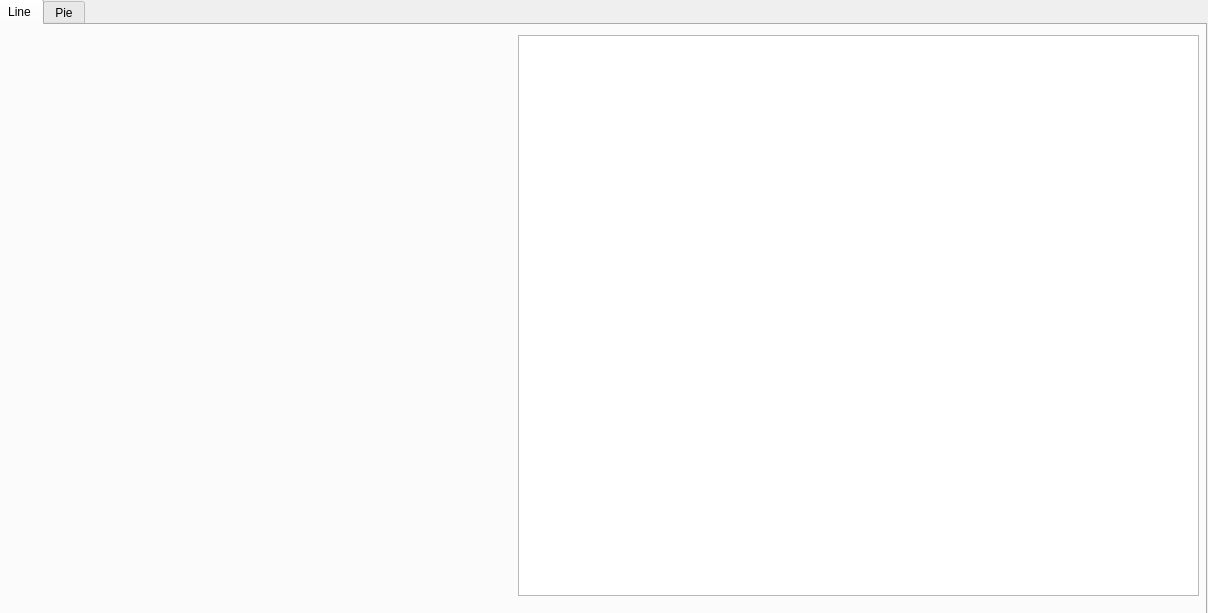
First picture: the form in data_interface.ui, repository Ckkk112138/Multimedia-Analytics, before the edit.
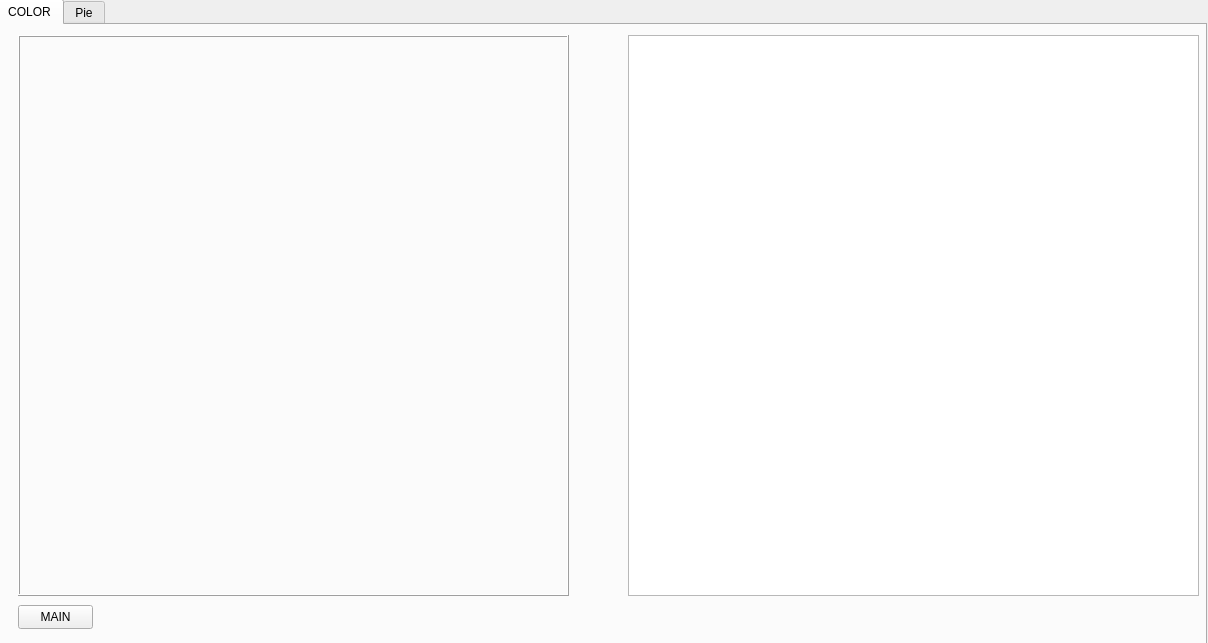
Second picture: the form after the edit.

Commit message: Update for image selection.

The edit to the form file:
```diff
--- a/data_interface.ui
+++ b/data_interface.ui
@@ -7,7 +7,7 @@
     <x>0</x>
     <y>0</y>
     <width>1208</width>
-    <height>613</height>
+    <height>643</height>
    </rect>
   </property>
   <property name="windowTitle">
@@ -20,7 +20,7 @@
       <x>-4</x>
       <y>-1</y>
       <width>1211</width>
-      <height>621</height>
+      <height>651</height>
      </rect>
     </property>
     <property name="currentIndex">
@@ -28,18 +28,47 @@
     </property>
     <widget class="QWidget" name="tab">
      <attribute name="title">
-      <string>Line</string>
+      <string>COLOR</string>
      </attribute>
      <widget class="QGraphicsView" name="graphicsView_2">
       <property name="geometry">
        <rect>
-        <x>520</x>
+        <x>630</x>
         <y>10</y>
-        <width>681</width>
+        <width>571</width>
         <height>561</height>
        </rect>
       </property>
      </widget>
+     <widget class="QFrame" name="frame">
+      <property name="geometry">
+       <rect>
+        <x>20</x>
+        <y>10</y>
+        <width>551</width>
+        <height>561</height>
+       </rect>
+      </property>
+      <property name="frameShape">
+       <enum>QFrame::Box</enum>
+      </property>
+      <property name="frameShadow">
+       <enum>QFrame::Raised</enum>
+      </property>
+     </widget>
+     <widget class="QPushButton" name="pushButton">
+      <property name="geometry">
+       <rect>
+        <x>20</x>
+        <y>580</y>
+        <width>75</width>
+        <height>24</height>
+       </rect>
+      </property>
+      <property name="text">
+       <string>MAIN</string>
+      </property>
+     </widget>
     </widget>
     <widget class="QWidget" name="tab_2">
      <attribute name="title">
```
The commit also changes 2 other files.
